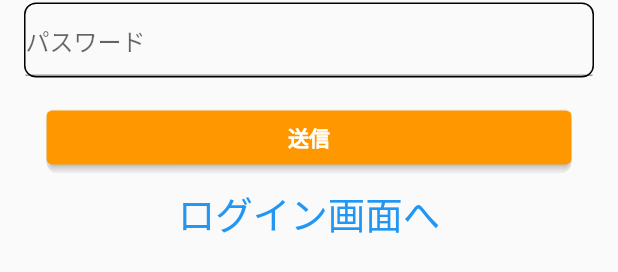
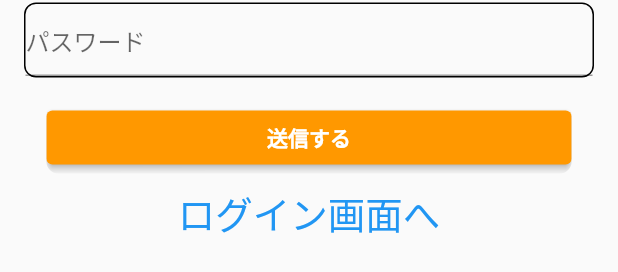
Before and after one commit to Nekoyama141592/text_sns, a Flutter app: the SignupScreen widget shown alone on an empty page, opened directly, on a phone screen of 412 x 824 dp. Shown: the part 200-472 px from the top of the screen. Run offline on Flutter 3.47's test engine with Material 2 defaults, Android fonts, the light colour scheme and no system bars; our stand-ins replace cloud_firestore, firebase_auth, firebase_core, fluttertoast, freezed_annotation, get; accounts and stored records are empty; generated files the repository leaves out were written again.

Commit message:
AuthConstantに定数を格納しよう

```diff
--- /dev/null
+++ b/lib/constant/auth_constant.dart
@@ -0,0 +1,19 @@
+class AuthConstant {
+  static const emailHintText = "メールアドレス";
+  static const emailValidatorMsg = "正しいメールアドレスを入力して下さい";
+  static const passwordHintText = "パスワード";
+  static const passwordValidtorMsg = "パスワードが短すぎます";
+  static const positiveButtonText = "送信する";
+
+  static const signupSuccessMsg = "新規登録が成功しました";
+  static const signupFailureMsg = "新規登録が失敗しました";
+  static const signInSuccessMsg = "ログインが成功しました";
+  static const signInFailureMsg = "ログインが失敗しました";
+  static const signOutSuccessMsg = "ログアウトが成功しました";
+  static const signOutFailureMsg = "ログアウトが失敗しました";
+
+  static const signupTitle = "新規登録";
+  static const toLoginScreenText = "ログイン画面へ";
+  static const loginTitle = "ログイン";
+  static const toSignupScreenText = "新規登録画面へ";
+}
--- a/lib/view/abstract/auth_state.dart
+++ b/lib/view/abstract/auth_state.dart
@@ -1,5 +1,6 @@
 import 'package:flutter/material.dart';
 import 'package:get/get.dart';
+import 'package:text_sns/constant/auth_constant.dart';
 import 'package:text_sns/controllers/auth_controller.dart';
 import 'package:text_sns/view/common/rounded_button.dart';
 import 'package:text_sns/view/common/text_field_container.dart';
@@ -40,10 +41,12 @@ abstract class AuthState<T extends StatefulWidget> extends State<T> {
     final controller = AuthController.to;
     return TextFieldContainer(
       child: TextFormField(
-        decoration: const InputDecoration(hintText: "メールアドレス"),
+        decoration: const InputDecoration(hintText: AuthConstant.emailHintText),
         onSaved: controller.setEmail,
         validator: (value) {
-          return GetUtils.isEmail(value!) ? null : "正しいメールアドレスを入力して下さい";
+          return GetUtils.isEmail(value!)
+              ? null
+              : AuthConstant.emailValidatorMsg;
         },
       ),
     );
@@ -55,10 +58,11 @@ abstract class AuthState<T extends StatefulWidget> extends State<T> {
     return TextFieldContainer(
       child: TextFormField(
         obscureText: true, // パスワードを隠す
-        decoration: const InputDecoration(hintText: "パスワード"),
+        decoration:
+            const InputDecoration(hintText: AuthConstant.passwordHintText),
         onSaved: controller.setPassword,
         validator: (value) {
-          return value!.length > 7 ? null : "パスワードが短すぎます";
+          return value!.length > 7 ? null : AuthConstant.passwordValidtorMsg;
         },
       ),
     );
@@ -77,6 +81,6 @@ abstract class AuthState<T extends StatefulWidget> extends State<T> {
           }
           AuthController.to.onPositiveButtonPressed();
         },
-        textValue: "送信");
+        textValue: AuthConstant.positiveButtonText);
   }
 }
--- a/lib/view/pages/my_home_page/components/auth_screen/components/login_screen.dart
+++ b/lib/view/pages/my_home_page/components/auth_screen/components/login_screen.dart
@@ -1,4 +1,5 @@
 import 'package:flutter/material.dart';
+import 'package:text_sns/constant/auth_constant.dart';
 import 'package:text_sns/view/abstract/auth_state.dart';
 import 'package:text_sns/controllers/auth_controller.dart';
 
@@ -12,7 +13,7 @@ class _LoginScreenState extends AuthState<LoginScreen> {
   @override
   Widget titleWidget() {
     return const Text(
-      "ログイン",
+      AuthConstant.loginTitle,
       style: TextStyle(fontSize: 25.0, fontWeight: FontWeight.bold),
     );
   }
@@ -23,7 +24,7 @@ class _LoginScreenState extends AuthState<LoginScreen> {
     return TextButton(
         onPressed: AuthController.to.onToggleLoginModeButtonPressed,
         child: const Text(
-          "新規登録画面へ",
+          AuthConstant.toSignupScreenText,
           style: style,
         ));
   }
--- a/lib/view/pages/my_home_page/components/auth_screen/components/signup_screen.dart
+++ b/lib/view/pages/my_home_page/components/auth_screen/components/signup_screen.dart
@@ -1,4 +1,5 @@
 import 'package:flutter/material.dart';
+import 'package:text_sns/constant/auth_constant.dart';
 import 'package:text_sns/controllers/auth_controller.dart';
 import 'package:text_sns/view/abstract/auth_state.dart';
 
@@ -12,7 +13,7 @@ class _SignupScreenState extends AuthState<SignupScreen> {
   @override
   Widget titleWidget() {
     return const Text(
-      "新規登録",
+      AuthConstant.signupTitle,
       style: TextStyle(fontSize: 25.0, fontWeight: FontWeight.bold),
     );
   }
@@ -23,7 +24,7 @@ class _SignupScreenState extends AuthState<SignupScreen> {
     return TextButton(
         onPressed: AuthController.to.onToggleLoginModeButtonPressed,
         child: const Text(
-          "ログイン画面へ",
+          AuthConstant.toLoginScreenText,
           style: style,
         ));
   }
```
Also changed, not shown: lib/controllers/auth_controller.dart (+7 -6 lines).
